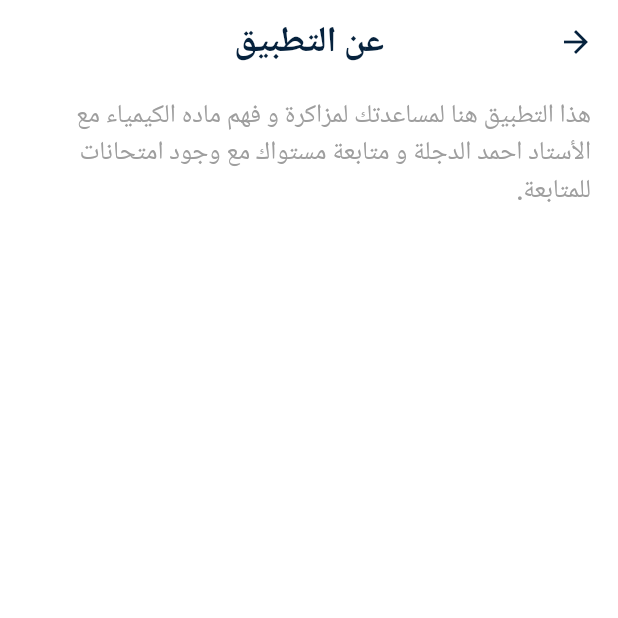
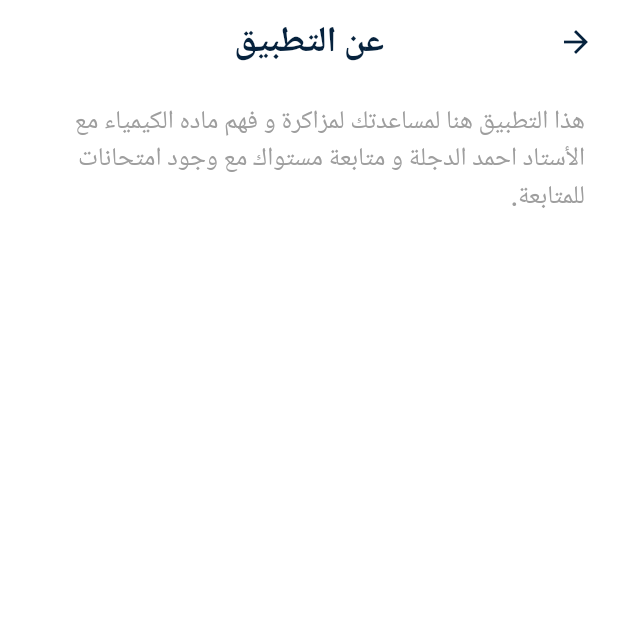
Before and after one commit to ranamohyy/mansa_website, a Flutter app: the Aboutapp screen opened directly, on a phone screen of 412 x 824 dp, the top half of it. Run offline on Flutter 3.47's test engine with Material 3 defaults, Android fonts, the phone set to English and light mode, and no system bars; our stand-ins replace easy_localization, flutter_screenutil, flutter_svg, fluttertoast, font_awesome_flutter, google_fonts; statements that could not run were skipped.

Commit message:
finish all views

```diff
--- a/lib/devices/chrome/home.dart
+++ b/lib/devices/chrome/home.dart
@@ -44,7 +44,7 @@ class _WebHomeViewState extends State<WebHomeView> {
               backgroundColor: Colors.grey[100],
               child: widget.type==visitor?const VisitorViewWidget():
               ListView.builder(
-                  itemCount: ProfileModel.tileAndIconComponents.length,
+                  itemCount: ProfileModel.tileAndIconComponentsForWeb.length,
                   itemBuilder: (_, i) => ItemProfileWidget(
                     color: index==i?Colors.white:null,
                       icon: ProfileModel.tileAndIconComponentsForWeb.values.elementAt(i),
@@ -57,7 +57,7 @@ class _WebHomeViewState extends State<WebHomeView> {
                         }
                         if (i == 8) {
                           AppRouter.navigateAndRemoveAll(const LoginView());
-                        } else if (i < ProfileModel.screens.length) {
+                        } else if (i < views.length) {
                           setState(() {
                             index = i;
                             // index++;
--- a/lib/devices/mobile/myProfile/views/aboutApp.dart
+++ b/lib/devices/mobile/myProfile/views/aboutApp.dart
@@ -1,5 +1,6 @@
 import 'package:flutter/material.dart';
 import 'package:flutter_screenutil/flutter_screenutil.dart';
+import 'package:mansa/core/res/responsive.dart';
 import 'package:mansa/core/utils/constans.dart';
 import 'package:mansa/devices/mobile/auth/widgets/text_auth.dart';
 import 'package:mansa/views/widgets/app_bar_helper.dart';
@@ -10,18 +11,19 @@ class Aboutapp extends StatelessWidget {
   Widget build(BuildContext context) {
     return  Scaffold(
       backgroundColor: Colors.white,
-      appBar:AppBarHelper(text: "aboutApp"),
+      appBar:
+      Responsive.isWeb(context)?null:
+      const AppBarHelper(text: "aboutApp"),
       body: Padding(
-        padding: const EdgeInsets.all(8.0),
+        padding: const EdgeInsets.all(12.0),
         child: Column(
+          mainAxisSize: MainAxisSize.min,
+          mainAxisAlignment: MainAxisAlignment.start,
           children: [
-            Expanded(
-              child:
-              TextAuth(
-                  style: kTextStyle11grey.copyWith(fontSize: 15.sp),
-                  text: "هذا التطبيق هنا لمساعدتك لمزاكرة و فهم ماده الكيمياء مع الأستاد احمد الدجلة و متابعة مستواك مع وجود امتحانات للمتابعة."
-                  ),
-            )
+            TextAuth(
+                style: kTextStyle11grey.copyWith(fontSize: 17),
+                text: "هذا التطبيق هنا لمساعدتك لمزاكرة و فهم ماده الكيمياء مع الأستاد احمد الدجلة و متابعة مستواك مع وجود امتحانات للمتابعة."
+                )
           ],
         ),
       ),
--- a/lib/views/widgets/custom_button_for_devices.dart
+++ b/lib/views/widgets/custom_button_for_devices.dart
@@ -4,7 +4,7 @@ import '../../core/helpers/custom_button.dart';
 import '../../core/res/responsive.dart';
 import '../../core/utils/constans.dart';
 class CustomButtonForDevices extends StatelessWidget {
-  const CustomButtonForDevices({super.key,
+  const CustomButtonForDevices({super.key,this.style,
     this.color,
     required this.width,
     required this.text,required this.onPressed});
@@ -12,6 +12,7 @@ class CustomButtonForDevices extends StatelessWidget {
   final void Function()onPressed;
   final double width;
   final Color?color;
+  final TextStyle? style;
 
   @override
   Widget build(BuildContext context) {
@@ -22,7 +23,7 @@ class CustomButtonForDevices extends StatelessWidget {
             backgroundColor: color??kPrimaryColor,
             onPressed: onPressed,
             child: Text(text
-              ,style: kTextStyle14White,
+              ,style: style?? kTextStyle14White,
 
             ).tr()),
       ),
```
Also changed, not shown: lib/main.dart (+4 -6 lines).
